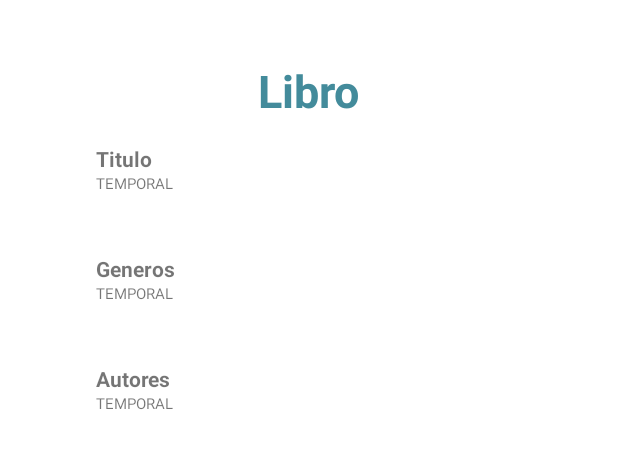
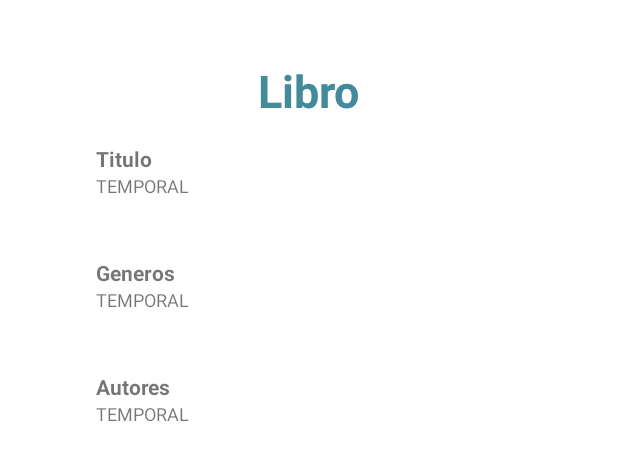
Before and after one commit to ChechoDev1/BookBeaconApp, an Android app: the layout fragment_details.xml on its own in the app's theme, with its tools: preview values and no code run, on a phone screen of 412 x 824 dp. Shown: the top 461 px of the screen. Run offline under Robolectric (Android 15) with nearby library versions, the phone set to English and light mode, and no system bars.

Commit message:
commit final

```diff
--- a/app/src/main/res/layout/fragment_details.xml
+++ b/app/src/main/res/layout/fragment_details.xml
@@ -35,7 +35,7 @@
         android:layout_height="wrap_content"
         android:layout_marginEnd="20dp"
         android:text="TEMPORAL"
-        android:textSize="10dp"
+        android:textSize="12dp"
         app:layout_constraintEnd_toEndOf="parent"
         app:layout_constraintStart_toStartOf="@id/title"
         app:layout_constraintTop_toBottomOf="@id/title" />
@@ -56,7 +56,7 @@
         android:layout_height="wrap_content"
         android:layout_marginEnd="20dp"
         android:text="TEMPORAL"
-        android:textSize="10dp"
+        android:textSize="12dp"
         app:layout_constraintEnd_toEndOf="parent"
         app:layout_constraintStart_toStartOf="@id/genres"
         app:layout_constraintTop_toBottomOf="@id/genres" />
@@ -77,7 +77,7 @@
         android:layout_height="wrap_content"
         android:layout_marginEnd="20dp"
         android:text="TEMPORAL"
-        android:textSize="10dp"
+        android:textSize="12dp"
         app:layout_constraintEnd_toEndOf="parent"
         app:layout_constraintStart_toStartOf="@+id/auhors"
         app:layout_constraintTop_toBottomOf="@+id/auhors" />
--- a/app/src/main/res/values/strings.xml
+++ b/app/src/main/res/values/strings.xml
@@ -1,5 +1,5 @@
 <resources>
-    <string name="app_name">BookBeakon</string>
+    <string name="app_name">BookBeacon</string>
     <string name="hint_usuario">Username</string>
     <string name="hint_password">Password</string>
     <string name="button_login">Login</string>
```
